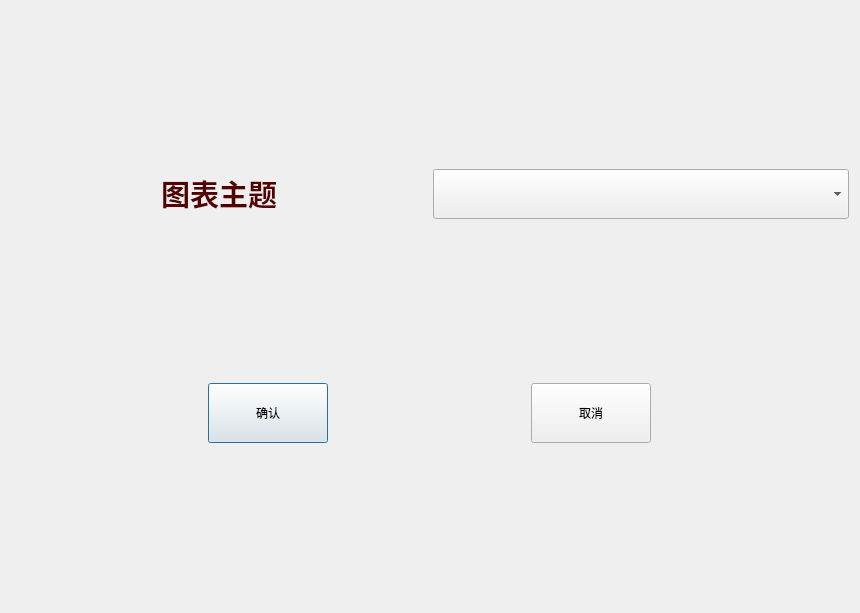
Old version of the form chartthemeoption.ui in the repository AegonTangeryen/CPSforYou.
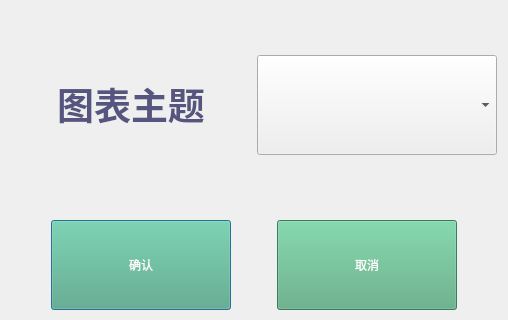
New version of the form.

What changed in the file:
```diff
--- a/chartthemeoption.ui
+++ b/chartthemeoption.ui
@@ -6,14 +6,14 @@
    <rect>
     <x>0</x>
     <y>0</y>
-    <width>860</width>
-    <height>613</height>
+    <width>508</width>
+    <height>320</height>
    </rect>
   </property>
   <property name="minimumSize">
    <size>
-    <width>860</width>
-    <height>600</height>
+    <width>500</width>
+    <height>300</height>
    </size>
   </property>
   <property name="windowTitle">
@@ -24,17 +24,17 @@
   </property>
   <layout class="QVBoxLayout" name="verticalLayout">
    <item>
-    <layout class="QHBoxLayout" name="horizontalLayout">
+    <layout class="QHBoxLayout" name="horizontalLayout_2">
      <item>
       <widget class="QLabel" name="label">
        <property name="minimumSize">
         <size>
-         <width>150</width>
-         <height>50</height>
+         <width>220</width>
+         <height>160</height>
         </size>
        </property>
        <property name="text">
-        <string>&lt;html&gt;&lt;head/&gt;&lt;body&gt;&lt;p align=&quot;center&quot;&gt;&lt;span style=&quot; font-size:22pt; font-weight:600; color:#550000;&quot;&gt;图表主题&lt;/span&gt;&lt;/p&gt;&lt;/body&gt;&lt;/html&gt;</string>
+        <string>&lt;html&gt;&lt;head/&gt;&lt;body&gt;&lt;p align=&quot;center&quot;&gt;&lt;span style=&quot; font-size:28pt; font-weight:600; color:#55557f;&quot;&gt;图表主题&lt;/span&gt;&lt;/p&gt;&lt;/body&gt;&lt;/html&gt;</string>
        </property>
       </widget>
      </item>
@@ -42,8 +42,8 @@
       <widget class="QComboBox" name="comboBox">
        <property name="minimumSize">
         <size>
-         <width>150</width>
-         <height>50</height>
+         <width>220</width>
+         <height>100</height>
         </size>
        </property>
       </widget>
@@ -51,13 +51,16 @@
     </layout>
    </item>
    <item>
-    <layout class="QHBoxLayout" name="horizontalLayout_2">
+    <layout class="QHBoxLayout" name="horizontalLayout">
      <item>
       <widget class="QPushButton" name="pushButton">
+       <property name="enabled">
+        <bool>true</bool>
+       </property>
        <property name="minimumSize">
         <size>
-         <width>120</width>
-         <height>60</height>
+         <width>180</width>
+         <height>90</height>
         </size>
        </property>
        <property name="maximumSize">
@@ -66,6 +69,11 @@
          <height>60</height>
         </size>
        </property>
+       <property name="styleSheet">
+        <string notr="true">color: rgb(255, 255, 255);
+font: 22pt &quot;黑体&quot;;
+background-color: rgb(85, 170, 127);</string>
+       </property>
        <property name="text">
         <string>确认</string>
        </property>
@@ -75,8 +83,8 @@
       <widget class="QPushButton" name="pushButton_2">
        <property name="minimumSize">
         <size>
-         <width>120</width>
-         <height>60</height>
+         <width>180</width>
+         <height>90</height>
         </size>
        </property>
        <property name="maximumSize">
@@ -85,6 +93,11 @@
          <height>60</height>
         </size>
        </property>
+       <property name="styleSheet">
+        <string notr="true">color: rgb(255, 255, 255);
+font: 22pt &quot;黑体&quot;;
+background-color: rgb(85, 170, 127);</string>
+       </property>
        <property name="text">
         <string>取消</string>
        </property>
```
Left out of the diff: 3 changed lines with no effect on the pictures.
